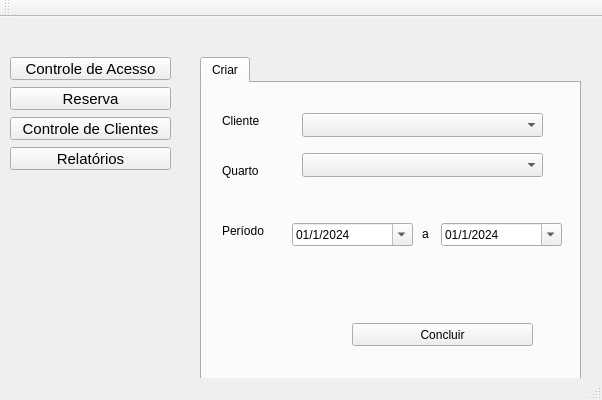
Old version of the form src/mainwindow.ui in the repository bernardo-dev/sprint-software-engineering.
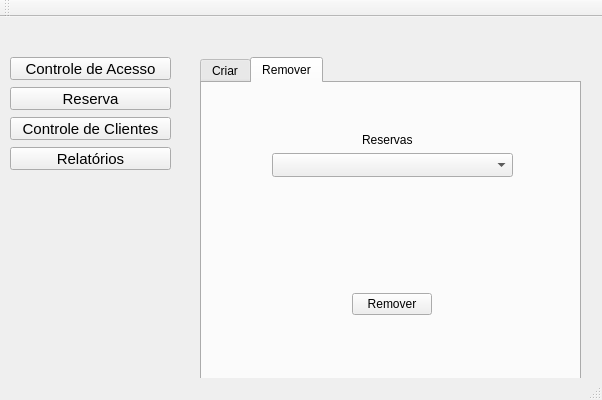
New version of the form. The open tabs and pages were chosen to show the change.

```diff
--- a/src/mainwindow.ui
+++ b/src/mainwindow.ui
@@ -302,6 +302,47 @@
         </property>
        </widget>
       </widget>
+      <widget class="QWidget" name="tab">
+       <attribute name="title">
+        <string>Remover</string>
+       </attribute>
+       <widget class="QComboBox" name="removeReservationComboBox">
+        <property name="geometry">
+         <rect>
+          <x>70</x>
+          <y>70</y>
+          <width>241</width>
+          <height>24</height>
+         </rect>
+        </property>
+       </widget>
+       <widget class="QLabel" name="RemoveReservationLabel">
+        <property name="geometry">
+         <rect>
+          <x>160</x>
+          <y>50</y>
+          <width>57</width>
+          <height>14</height>
+         </rect>
+        </property>
+        <property name="text">
+         <string>Reservas</string>
+        </property>
+       </widget>
+       <widget class="QPushButton" name="removeReservationButton">
+        <property name="geometry">
+         <rect>
+          <x>150</x>
+          <y>210</y>
+          <width>80</width>
+          <height>22</height>
+         </rect>
+        </property>
+        <property name="text">
+         <string>Remover</string>
+        </property>
+       </widget>
+      </widget>
      </widget>
     </widget>
     <widget class="QWidget" name="clientsControlPage">
```
Left out of the diff: 6 changed lines with no effect on the pictures.
